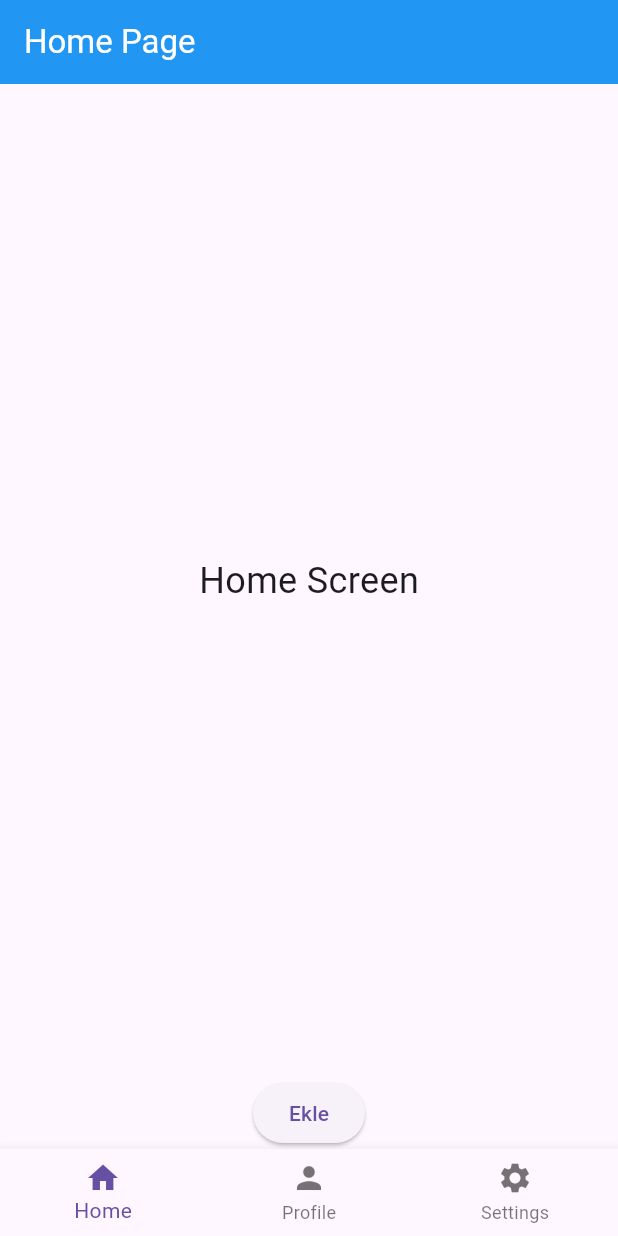
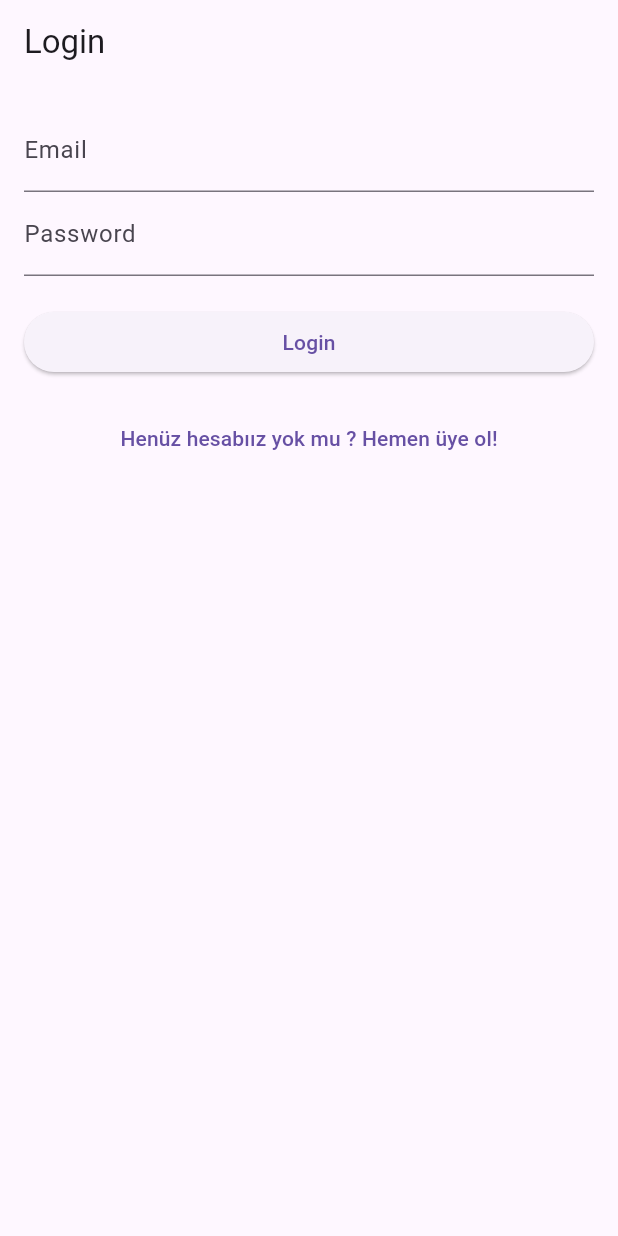
Before and after one commit to hasanacikeloffical/projectsistem, a Flutter app: the screen it shows after launch, on a phone screen of 412 x 824 dp. Run offline on Flutter 3.47's test engine with Material 3 defaults, Android fonts, the phone set to English and light mode, and no system bars; our stand-ins replace cloud_firestore, firebase_auth, firebase_core; accounts and stored records are empty.

Commit message:
tamamlandı

```diff
--- /dev/null
+++ b/lib/loginPage.dart
@@ -0,0 +1,73 @@
+import 'package:projectsistem/model/authentication_model.dart';
+import 'package:projectsistem/pages/registerPage.dart';
+import 'package:flutter/material.dart';
+import 'package:projectsistem/pages/homePage.dart';
+import 'package:projectsistem/pages/crudPage.dart';
+
+class LoginPage extends StatefulWidget {
+  @override
+  _LoginPageState createState() => _LoginPageState();
+}
+
+class _LoginPageState extends State<LoginPage> {
+  final AuthenticationModel _authModel = AuthenticationModel();
+  final TextEditingController _emailController = TextEditingController();
+  final TextEditingController _passwordController = TextEditingController();
+
+  Future<void> _login() async {
+    try {
+      await _authModel.loginWithEmailAndPassword(
+        _emailController.text,
+        _passwordController.text,
+      );
+      Navigator.pushReplacement(
+        context,
+        MaterialPageRoute(
+          builder: (context) => HomePage(),
+        ), // Giriş başarılıysa HomePage
+      );
+    } catch (e) {
+      ScaffoldMessenger.of(
+        context,
+      ).showSnackBar(SnackBar(content: Text(e.toString())));
+    }
+  }
+
+  @override
+  Widget build(BuildContext context) {
+    return Scaffold(
+      appBar: AppBar(title: Text("Login")),
+      body: Padding(
+        padding: const EdgeInsets.all(16),
+        child: Column(
+          crossAxisAlignment: CrossAxisAlignment.stretch,
+          children: [
+            TextField(
+              controller: _emailController,
+              decoration: InputDecoration(labelText: 'Email'),
+            ),
+            TextField(
+              controller: _passwordController,
+              decoration: InputDecoration(labelText: 'Password'),
+              obscureText: true,
+            ),
+            SizedBox(height: 20),
+            ElevatedButton(onPressed: _login, child: Text('Login')),
+            SizedBox(height: 16),
+            Center(
+              child: TextButton(
+                onPressed: () {
+                  Navigator.push(
+                    context,
+                    MaterialPageRoute(builder: (context) => RegisterPage()),
+                  );
+                },
+                child: Text("Henüz hesabıız yok mu ? Hemen üye ol!"),
+              ),
+            ),
+          ],
+        ),
+      ),
+    );
+  }
+}
--- a/lib/main.dart
+++ b/lib/main.dart
@@ -1,21 +1,51 @@
+import 'package:firebase_auth/firebase_auth.dart';
+import 'package:firebase_core/firebase_core.dart';
 import 'package:flutter/material.dart';
-import 'package:projectsistem/pages/homePage.dart';
+import 'package:projectsistem/pages/homePage.dart'; // Ana sayfa (Bottom Nav Bar olan yer)
+import 'package:projectsistem/loginPage.dart'; // Giriş sayfası
 
-void main() {
+void main() async {
+  WidgetsFlutterBinding.ensureInitialized();
+  await Firebase.initializeApp(); // Firebase'i başlat
   runApp(MyApp());
 }
 
-class HomePage extends StatelessWidget {
-  const HomePage({super.key});
-
+class MyApp extends StatelessWidget {
   @override
   Widget build(BuildContext context) {
     return MaterialApp(
       debugShowCheckedModeBanner: false,
-      home: Scaffold(
-        appBar: AppBar(title: Text('Home Page')),
-        body: Center(child: Text('Welcome to Home Page!')),
-      ),
+      home: SplashScreen(), // Uygulama açıldığında kontrol sayfası
     );
   }
 }
+
+class SplashScreen extends StatelessWidget {
+  @override
+  Widget build(BuildContext context) {
+    return FutureBuilder(
+      future: _checkUserLogin(),
+      builder: (context, AsyncSnapshot<User?> snapshot) {
+        if (snapshot.connectionState == ConnectionState.waiting) {
+          return Scaffold(
+            body: Center(
+              child: CircularProgressIndicator(),
+            ), // Yükleniyor ekranı
+          );
+        } else {
+          if (snapshot.data != null) {
+            return HomePage(); // Kullanıcı giriş yapmışsa HomePage
+          } else {
+            return LoginPage(); // Giriş yapmamışsa LoginPage
+          }
+        }
+      },
+    );
+  }
+
+  Future<User?> _checkUserLogin() async {
+    return FirebaseAuth
+        .instance
+        .currentUser; // Firebase'de giriş yapmış kullanıcıyı al
+  }
+}
--- /dev/null
+++ b/lib/model/authentication_model.dart
@@ -0,0 +1,39 @@
+import 'package:firebase_auth/firebase_auth.dart';
+
+class AuthenticationModel {
+  final FirebaseAuth _auth = FirebaseAuth.instance;
+
+  Future<User?> loginWithEmailAndPassword(String email, String password) async {
+    try {
+      UserCredential userCredential = await _auth.signInWithEmailAndPassword(
+        email: email.trim(),
+        password: password.trim(),
+      );
+      return userCredential.user;
+    } on FirebaseAuthException catch (e) {
+      throw Exception(e.message);
+    }
+  }
+
+  Future<User?> registeWithEmailAndPassword(
+    String email,
+    String password,
+  ) async {
+    try {
+      UserCredential userCredential = await _auth
+          .createUserWithEmailAndPassword(
+            email: email.trim(),
+            password: password.trim(),
+          );
+      return userCredential.user;
+    } on FirebaseAuthException catch (e) {
+      throw Exception(e.message);
+    }
+  }
+
+  Future<void> signOut() async {
+    await _auth.signOut();
+  }
+
+  User? get currentUser => _auth.currentUser;
+}
--- a/lib/pages/homePage.dart
+++ b/lib/pages/homePage.dart
@@ -1,4 +1,5 @@
 import 'package:flutter/material.dart';
+import 'package:projectsistem/pages/settingsPage.dart';
 
 void main() {
   runApp(MyApp());
@@ -20,9 +21,9 @@ class _HomePageState extends State<HomePage> {
   int _currentIndex = 0;
 
   final List<Widget> _pages = [
-    Center(child: Text('Home Screen', style: TextStyle(fontSize: 24))),
-    Center(child: Text('Search Screen', style: TextStyle(fontSize: 24))),
-    Center(child: Text('Profile Screen', style: TextStyle(fontSize: 24))),
+    Center(child: Text('Home Page', style: TextStyle(fontSize: 24))),
+    Center(child: Text('profile Page', style: TextStyle(fontSize: 24))),
+    Center(child: Text('Setting Page', style: TextStyle(fontSize: 24))),
   ];
 
   void _onTabTapped(int index) {
@@ -35,13 +36,17 @@ class _HomePageState extends State<HomePage> {
   Widget build(BuildContext context) {
     return Scaffold(
       appBar: AppBar(
-        title: Text('Home Page', style: TextStyle(color: Colors.white)),
-        backgroundColor: Colors.blue,
+        title: Center(
+          child: Text('Günlük Program', style: TextStyle(color: Colors.white)),
         ),
+        backgroundColor: Colors.purple,
+      ),
+
       body: Column(
         mainAxisAlignment: MainAxisAlignment.center,
         children: [
           Expanded(child: _pages[_currentIndex]),
+          if (_currentIndex == 0)
             ElevatedButton(
               onPressed: () {
                 Navigator.push(
@@ -49,7 +54,7 @@ class _HomePageState extends State<HomePage> {
                   MaterialPageRoute(builder: (context) => SelectionPage()),
                 );
               },
-            child: Text("Ekle"),
+              child: Text("Ekle", style: TextStyle(color: Colors.purple)),
             ),
         ],
       ),
```
Also changed, not shown: assets/lang/en.json (+8 -0 lines), assets/lang/tr.json (+8 -0 lines), lib/pages/crudPage.dart (added, +134 -0 lines), lib/pages/registerPage.dart (added, +55 -0 lines), lib/pages/settingsPage.dart (+50 -0 lines), pubspec.yaml (+6 -2 lines), assets/image/design.png (added), assets/image/image1.jpg (added), assets/image/topImage.png (added), firebase.json (added), lib/firebase_options.dart (added), lib/pages/selectedPages.dart (deleted), pubspec.lock, 8 other files. Lines whose indentation alone changed are shown as unchanged.
